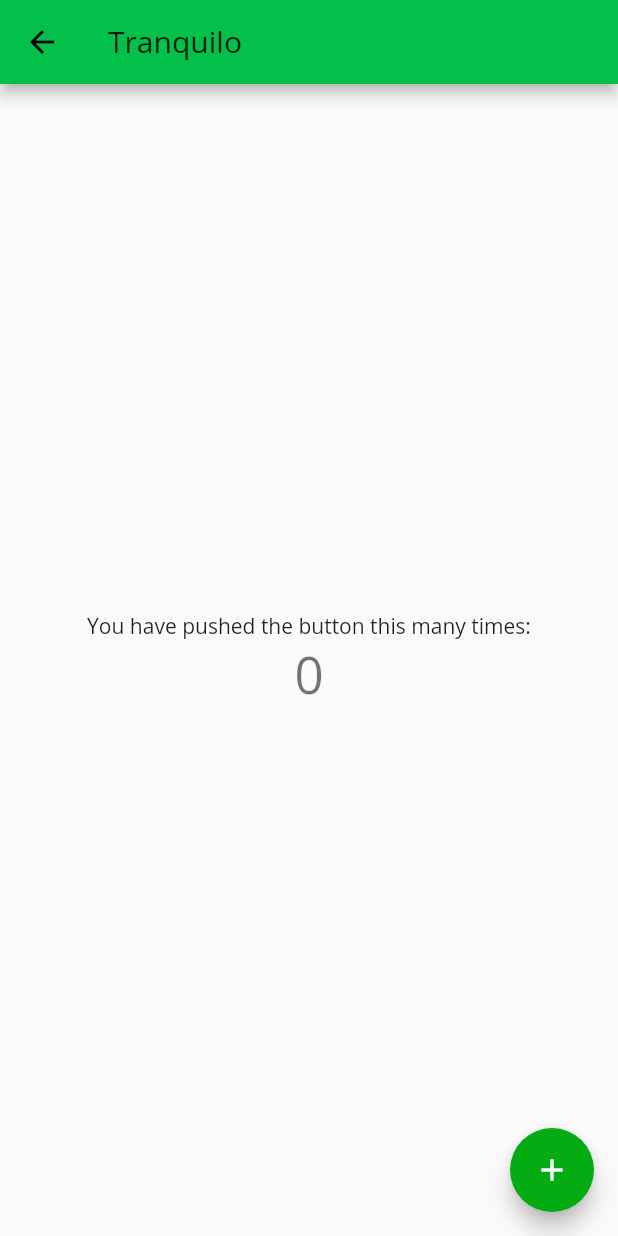
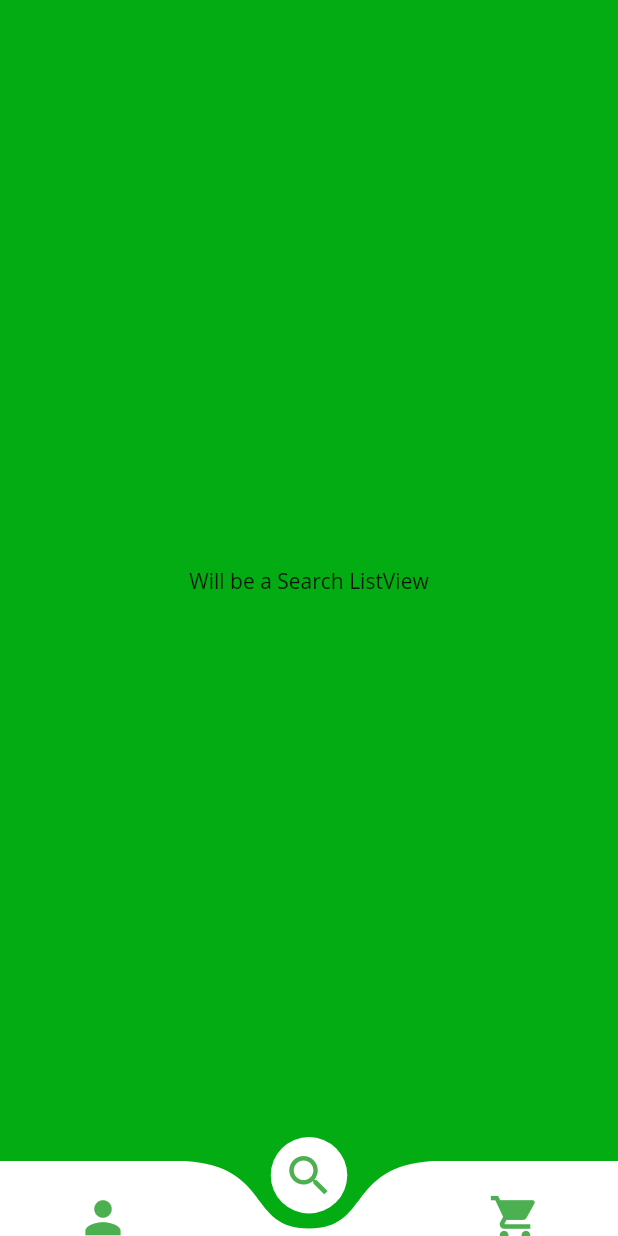
Before and after one commit to Tarnn/flutterapp, a Flutter app: the MyHomePage screen opened by its route, on a phone screen of 412 x 824 dp. Run offline on Flutter 3.47's test engine with Material 2 defaults, Android fonts, the phone set to English and light mode, and no system bars; drawn by our look-alikes of curved_navigation_bar; project files that could hold a hidden picture were left out.

Commit message:
HomePage start

```diff
--- a/lib/main.dart
+++ b/lib/main.dart
@@ -1,6 +1,7 @@
 import 'package:flutter/material.dart';
 import 'utils/app_constants.dart' as Constants;
 import 'package:Tranquilo/login/login.dart';
+import 'package:Tranquilo/pages/home/home.dart';
 
 void main() => runApp(MyApp());
 
@@ -36,52 +37,3 @@ class MyApp extends StatelessWidget {
         builder: (context) => MyHomePage(title: Constants.applicationName));
   }
 }
-
-class MyHomePage extends StatefulWidget {
-  MyHomePage({Key key, this.title}) : super(key: key);
-
-  final String title;
-
-  @override
-  _MyHomePageState createState() => _MyHomePageState();
-}
-
-class _MyHomePageState extends State<MyHomePage> {
-  int _counter = 0;
-
-  void _incrementCounter() {
-    setState(() {
-      _counter++;
-    });
-
-    Navigator.pushNamed(context, '/login');
-  }
-
-  @override
-  Widget build(BuildContext context) {
-    return Scaffold(
-      appBar: AppBar(
-        title: Text(widget.title),
-      ),
-      body: Center(
-        child: Column(
-          mainAxisAlignment: MainAxisAlignment.center,
-          children: <Widget>[
-            Text(
-              'You have pushed the button this many times:',
-            ),
-            Text(
-              '$_counter',
-              style: Theme.of(context).textTheme.display1,
-            ),
-          ],
-        ),
-      ),
-      floatingActionButton: FloatingActionButton(
-        onPressed: _incrementCounter,
-        tooltip: 'Increment',
-        child: Icon(Icons.add),
-      ), // This trailing comma makes auto-formatting nicer for build methods.
-    );
-  }
-}
--- a/lib/pages/home/home.dart
+++ b/lib/pages/home/home.dart
@@ -0,0 +1,116 @@
+import 'package:curved_navigation_bar/curved_navigation_bar.dart';
+import 'package:flutter/material.dart';
+import 'package:Tranquilo/utils/app_constants.dart' as Constants;
+
+class MyHomePage extends StatefulWidget {
+  MyHomePage({Key key, this.title}) : super(key: key);
+
+  final String title;
+
+  @override
+  _MyHomePageState createState() => _MyHomePageState();
+}
+
+class _MyHomePageState extends State<MyHomePage> {
+  final Search _searchPage = new Search();
+  final Profile _profilePage = new Profile();
+  final Cart _cartPage = new Cart();
+
+  Widget _showPage = new Search();
+
+  @override
+  Widget build(BuildContext context) {
+    return Scaffold(
+        body: Container(
+            color: Color(Constants.shamRock),
+            height: MediaQuery.of(context).size.height,
+            width: MediaQuery.of(context).size.width,
+            child: _showPage),
+        bottomNavigationBar: CurvedNavigationBar(
+            color: Colors.white,
+            backgroundColor: Color(Constants.shamRock),
+            buttonBackgroundColor: Colors.white,
+            height: 50,
+            items: <Widget>[
+              Icon(Icons.person, size: 35, color: Colors.green),
+              Icon(Icons.search, size: 35, color: Colors.green),
+              Icon(Icons.shopping_cart, size: 35, color: Colors.green),
+            ],
+            onTap: (index) {
+             setState(() {
+              _showPage = _pageChooser(index);
+            });
+            },
+            animationDuration: Duration(milliseconds: 200),
+            animationCurve: Curves.bounceInOut,
+            index: 1));
+  }
+
+    Widget _pageChooser(final int index) {
+    switch (index) {
+      case 0:
+        return _profilePage;
+        break;
+      case 1:
+        return _searchPage;
+        break;
+      case 2:
+        return _cartPage;
+        break;
+      default:
+        return _searchPage;
+        break;
+    }
+  }
+
+}
+
+
+
+class Cart extends StatelessWidget {
+  const Cart({
+    Key key,
+  }) : super(key: key);
+
+  @override
+  Widget build(BuildContext context) {
+    return Column(
+      mainAxisAlignment: MainAxisAlignment.center,
+      children: <Widget>[Text('Will be a Cart ListView')],
+    );
+  }
+}
+
+class Search extends StatelessWidget {
+  const Search({
+    Key key,
+  }) : super(key: key);
+
+  @override
+  Widget build(BuildContext context) {
+    return Column(
+      mainAxisAlignment: MainAxisAlignment.center,
+      children: <Widget>[Text('Will be a Search ListView')],
+    );
+  }
+}
+
+class Profile extends StatelessWidget {
+  const Profile({
+    Key key,
+  }) : super(key: key);
+
+  @override
+  Widget build(BuildContext context) {
+    return Column(
+      mainAxisAlignment: MainAxisAlignment.center,
+      children: <Widget>[
+        Text(
+          'Will be a Profile ListView',
+          style: TextStyle(
+              fontSize: 30, color: Colors.white, fontFamily: 'OpenSans'),
+        )
+      ],
+    );
+  }
+}
--- a/lib/utils/app_constants.dart
+++ b/lib/utils/app_constants.dart
@@ -29,3 +29,9 @@ final kBoxDecorationStyle = BoxDecoration(
     ),
   ],
 );
+
+final kUnderBoxShadowDecorationStyle = BoxShadow(
+  color: Colors.black12,
+  blurRadius: 7.0,
+  offset: Offset(0, 5),
+);
--- a/pubspec.yaml
+++ b/pubspec.yaml
@@ -17,6 +17,7 @@ environment:
   sdk: ">=2.1.0 <3.0.0"
 
 dependencies:
+  curved_navigation_bar: ^0.3.2 #latest version
   flutter:
     sdk: flutter
 
```
Also changed, not shown: pubspec.lock.
